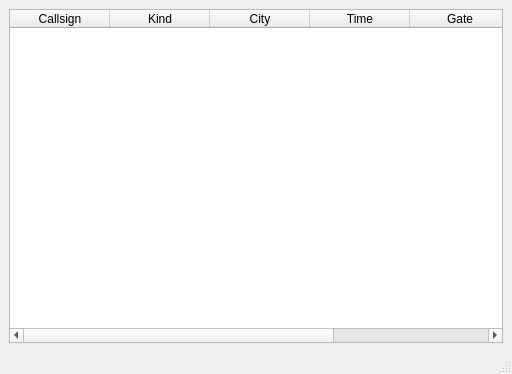
The window that python3/demo/FlightEditor.ui (jaccovanschaik/MX) describes before a commit, drawn with Qt 5.
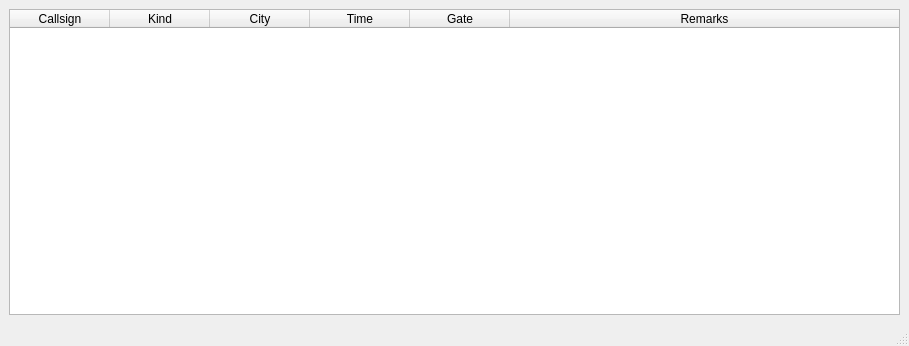
The same window after the commit.

The edit to the form file:
```diff
--- a/python3/demo/FlightEditor.ui
+++ b/python3/demo/FlightEditor.ui
@@ -6,8 +6,8 @@
    <rect>
     <x>0</x>
     <y>0</y>
-    <width>512</width>
-    <height>374</height>
+    <width>909</width>
+    <height>346</height>
    </rect>
   </property>
   <property name="windowTitle">
```
Left out of the diff: 4 changed lines with no effect on the pictures.
